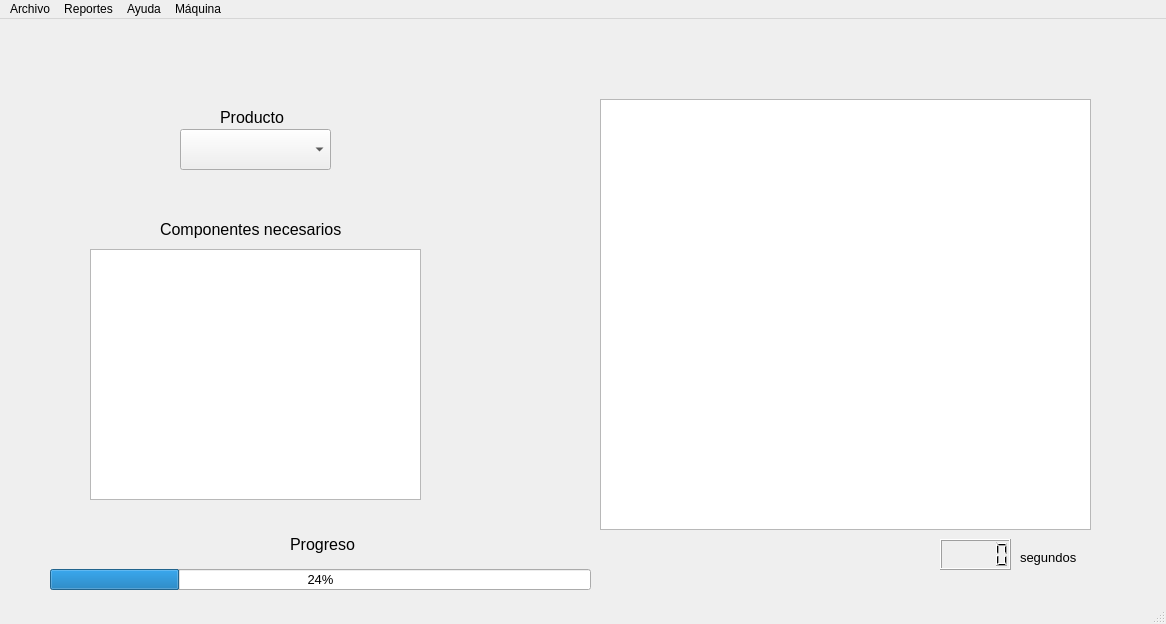
Old version of the form Interfaz.ui in the repository LuisaMariaO/IPC2_Proyecto2_202003381.
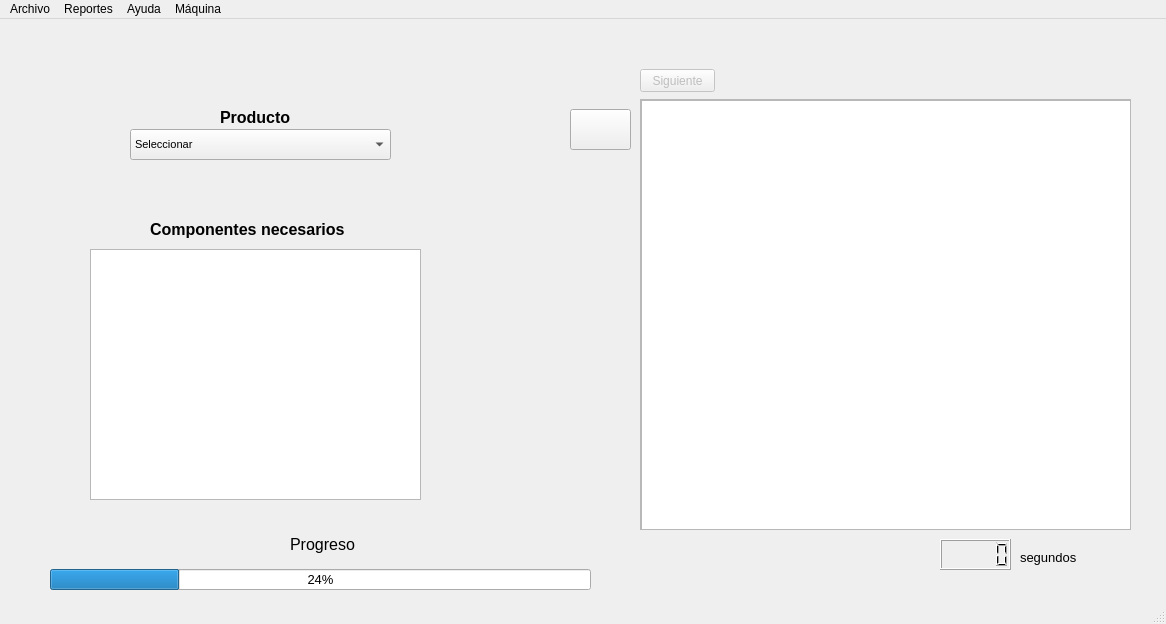
New version of the form. Icons and pictures are not drawn.

```diff
--- a/Interfaz.ui
+++ b/Interfaz.ui
@@ -2,6 +2,9 @@
 <ui version="4.0">
  <class>MainWindow</class>
  <widget class="QMainWindow" name="MainWindow">
+  <property name="enabled">
+   <bool>true</bool>
+  </property>
   <property name="geometry">
    <rect>
     <x>0</x>
@@ -21,17 +24,22 @@
    <widget class="QComboBox" name="comboBox">
     <property name="geometry">
      <rect>
-      <x>180</x>
+      <x>130</x>
       <y>110</y>
-      <width>151</width>
-      <height>41</height>
+      <width>261</width>
+      <height>31</height>
      </rect>
     </property>
     <property name="font">
      <font>
-      <pointsize>14</pointsize>
+      <pointsize>8</pointsize>
      </font>
     </property>
+    <item>
+     <property name="text">
+      <string>Seleccionar</string>
+     </property>
+    </item>
    </widget>
    <widget class="QProgressBar" name="progressBar">
     <property name="geometry">
@@ -82,15 +90,17 @@
    <widget class="QLabel" name="label_componentes">
     <property name="geometry">
      <rect>
-      <x>160</x>
+      <x>150</x>
       <y>200</y>
-      <width>181</width>
+      <width>211</width>
       <height>21</height>
      </rect>
     </property>
     <property name="font">
      <font>
       <pointsize>12</pointsize>
+      <weight>75</weight>
+      <bold>true</bold>
      </font>
     </property>
     <property name="text">
@@ -125,34 +135,106 @@
      <string>segundos</string>
     </property>
    </widget>
-   <widget class="QTableView" name="table">
-    <property name="geometry">
-     <rect>
-      <x>600</x>
-      <y>80</y>
-      <width>491</width>
-      <height>431</height>
-     </rect>
-    </property>
-   </widget>
    <widget class="QLabel" name="label">
     <property name="geometry">
      <rect>
       <x>220</x>
       <y>90</y>
-      <width>71</width>
+      <width>81</width>
       <height>16</height>
      </rect>
     </property>
     <property name="font">
      <font>
+      <family>MS Shell Dlg 2</family>
       <pointsize>12</pointsize>
+      <weight>75</weight>
+      <bold>true</bold>
      </font>
     </property>
     <property name="text">
      <string>Producto</string>
     </property>
    </widget>
+   <widget class="QScrollBar" name="verticalScrollBar">
+    <property name="geometry">
+     <rect>
+      <x>1070</x>
+      <y>90</y>
+      <width>20</width>
+      <height>411</height>
+     </rect>
+    </property>
+    <property name="orientation">
+     <enum>Qt::Vertical</enum>
+    </property>
+   </widget>
+   <widget class="QPushButton" name="B_play">
+    <property name="geometry">
+     <rect>
+      <x>570</x>
+      <y>90</y>
+      <width>61</width>
+      <height>41</height>
+     </rect>
+    </property>
+    <property name="text">
+     <string/>
+    </property>
+    <property name="icon">
+     <iconset>
+      <normaloff>Imagenes/play.png</normaloff>Imagenes/play.png</iconset>
+    </property>
+   </widget>
+   <widget class="QPushButton" name="B_siguiente">
+    <property name="enabled">
+     <bool>false</bool>
+    </property>
+    <property name="geometry">
+     <rect>
+      <x>640</x>
+      <y>50</y>
+      <width>75</width>
+      <height>23</height>
+     </rect>
+    </property>
+    <property name="text">
+     <string>Siguiente</string>
+    </property>
+   </widget>
+   <widget class="QScrollArea" name="scrollArea">
+    <property name="geometry">
+     <rect>
+      <x>640</x>
+      <y>80</y>
+      <width>491</width>
+      <height>431</height>
+     </rect>
+    </property>
+    <property name="widgetResizable">
+     <bool>true</bool>
+    </property>
+    <widget class="QWidget" name="scrollAreaWidgetContents">
+     <property name="geometry">
+      <rect>
+       <x>0</x>
+       <y>0</y>
+       <width>489</width>
+       <height>429</height>
+      </rect>
+     </property>
+     <widget class="QTableView" name="table">
+      <property name="geometry">
+       <rect>
+        <x>0</x>
+        <y>0</y>
+        <width>491</width>
+        <height>431</height>
+       </rect>
+      </property>
+     </widget>
+    </widget>
+   </widget>
   </widget>
   <widget class="QMenuBar" name="menubar">
    <property name="geometry">
```
Left out of the diff: 3 changed lines with no effect on the pictures.
